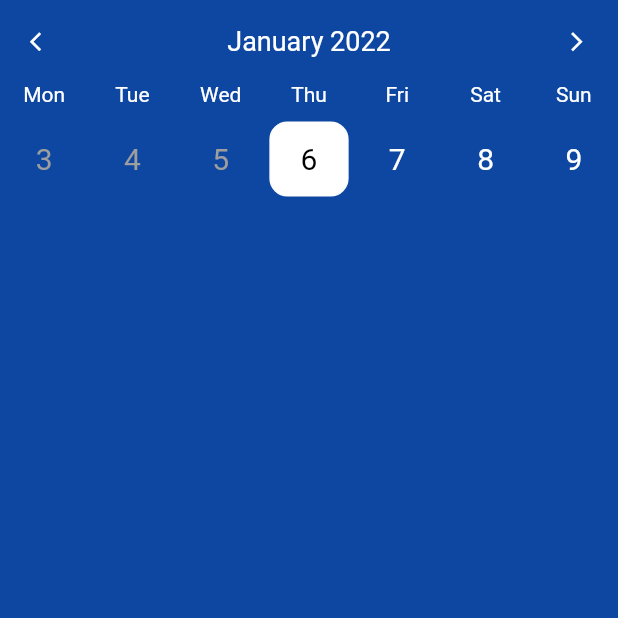
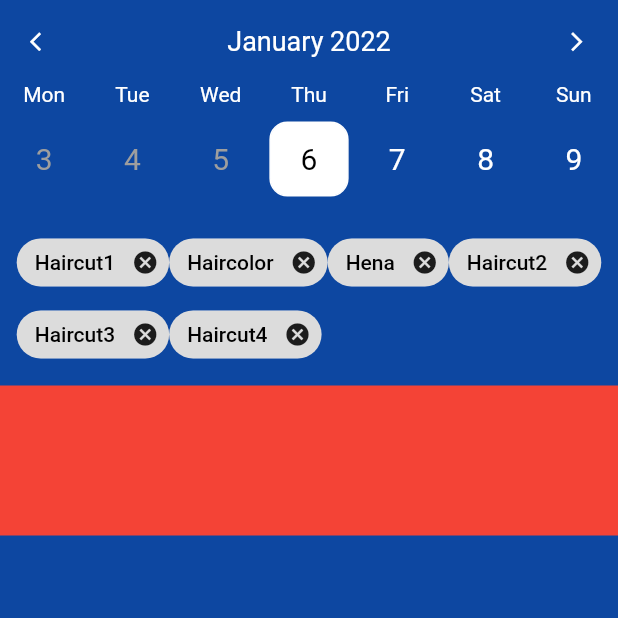
Before and after one commit to NabilMFiroz/StylaDemo, a Flutter app: the screen it shows after launch, on a phone screen of 412 x 824 dp, the top half of it. Run offline on Flutter 3.47's test engine with Material 2 defaults, Android fonts, the phone set to English and light mode, and no system bars; drawn by our look-alikes of table_calendar.

Commit message:
Chip & pop_up

```diff
--- /dev/null
+++ b/lib/chip_list.dart
@@ -0,0 +1,12 @@
+import 'package:styla_designs/mychips.dart';
+
+class ChipList {
+  static final all = <ChipData>[
+    ChipData(label: 'Haircut1'),
+    ChipData(label: 'Haircolor'),
+    ChipData(label: 'Hena'),
+    ChipData(label: 'Haircut2'),
+    ChipData(label: 'Haircut3'),
+    ChipData(label: 'Haircut4'),
+  ];
+}
--- a/lib/main.dart
+++ b/lib/main.dart
@@ -1,4 +1,6 @@
 import 'package:flutter/material.dart';
+import 'package:styla_designs/chip_list.dart';
+import 'package:styla_designs/mychips.dart';
 import 'package:table_calendar/table_calendar.dart';
 
 void main() {
@@ -28,6 +30,8 @@ class MyHomePage extends StatefulWidget {
 }
 
 class _MyHomePageState extends State<MyHomePage> {
+  List<ChipData> chipItems = ChipList.all;
+
   bool showBox = true;
   DateTime _focusedDay = DateTime.now();
   DateTime _selectedDay = DateTime.now();
@@ -36,7 +40,9 @@ class _MyHomePageState extends State<MyHomePage> {
     return Scaffold(
       backgroundColor: Colors.blue[900],
       body: SafeArea(
-        child: TableCalendar(
+        child: Column(
+          children: [
+            TableCalendar(
               rowHeight: 70,
               daysOfWeekStyle: DaysOfWeekStyle(
                   weekendStyle: TextStyle(
@@ -96,7 +102,8 @@ class _MyHomePageState extends State<MyHomePage> {
                   showBox = false;
                   Future.delayed(const Duration(milliseconds: 300), () {
                     setState(() {
-                  _focusedDay = focusedDay; // update `_focusedDay` here as well
+                      _focusedDay =
+                          focusedDay; // update `_focusedDay` here as well
                       _selectedDay = selectedDay;
                       Future.delayed(const Duration(milliseconds: 300), () {
                         setState(() => showBox = true);
@@ -106,7 +113,44 @@ class _MyHomePageState extends State<MyHomePage> {
                 });
               },
             ),
+            Container(margin: EdgeInsets.all(10), child: buildChips()),
+            InkWell(
+                onTap: () {
+                  openDialog();
+                },
+                child: Container(
+                  height: 100,
+                  color: Colors.red,
+                ))
+          ],
+        ),
       ),
     );
   }
+
+  Widget buildChips() => Wrap(
+        children: chipItems
+            .map((inputChip) => InputChip(
+                  label: Text(inputChip.label),
+                  labelStyle: TextStyle(color: Colors.black),
+                  onDeleted: () => setState(() => chipItems.remove(inputChip)),
+                ))
+            .toList(),
+      );
+
+  Future openDialog() => showDialog(
+      context: context,
+      builder: (context) => AlertDialog(
+            title: Text('Search'),
+            content: Container(
+              height: 300,
+              child: Column(
+                children: [
+                  TextField(),
+                  Text('hello'),
+                  Chip(label: Text('hey'))
+                ],
+              ),
+            ),
+          ));
 }
--- /dev/null
+++ b/lib/mychips.dart
@@ -0,0 +1,8 @@
+import 'package:flutter/material.dart';
+
+class ChipData {
+  final String label;
+  ChipData({required this.label});
+
+  ChipData copy({String? label}) => ChipData(label: label ?? this.label);
+}
```
Lines whose indentation alone changed are shown as unchanged.
